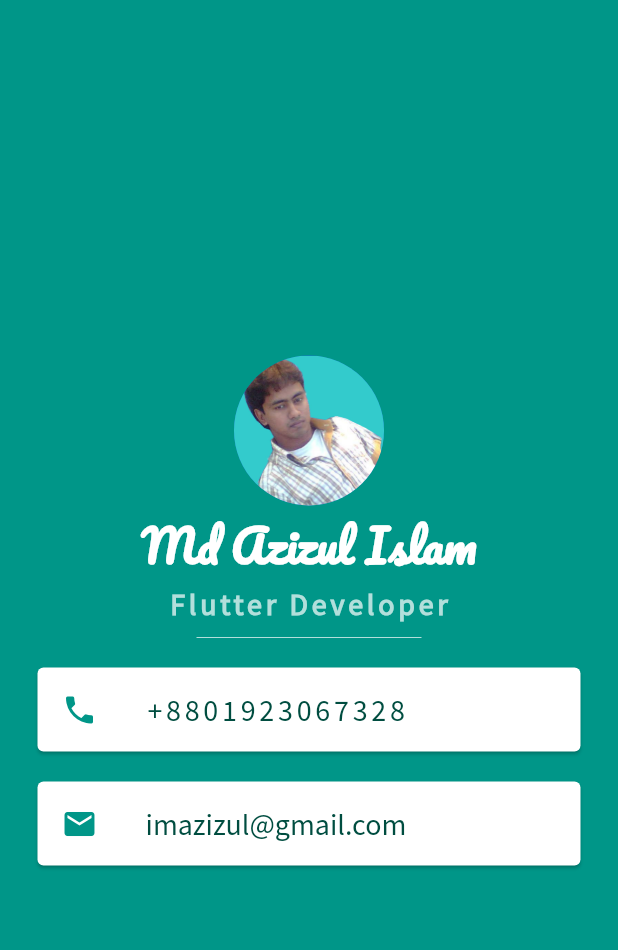
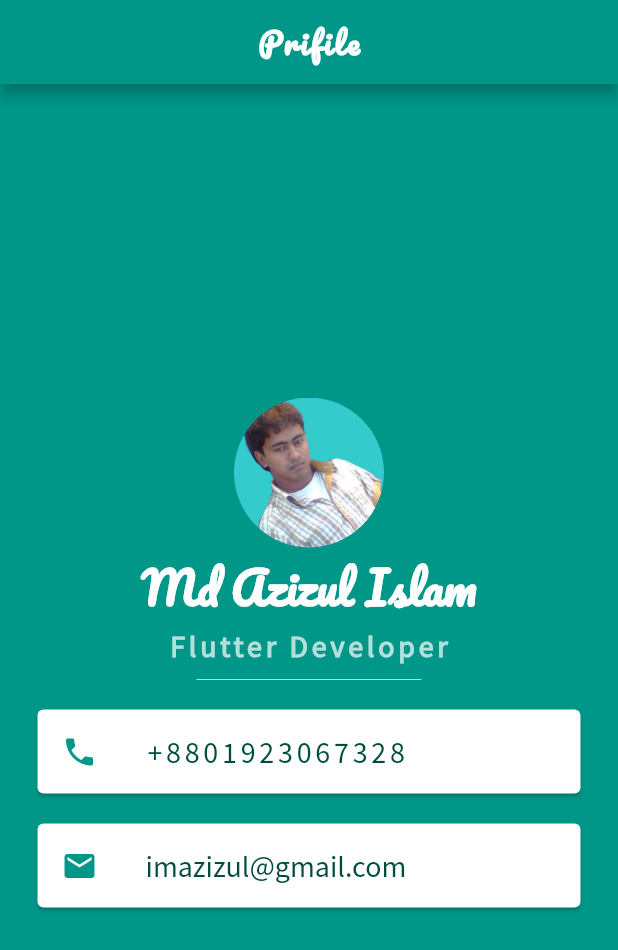
Before and after one commit to azizcse/flutter-my-profile, a Flutter app: the screen it shows after launch, on a phone screen of 412 x 824 dp. Shown: the top 950 px of the screen. Run offline on Flutter 3.47's test engine with Material 2 defaults, Android fonts, the phone set to English and light mode, and no system bars.

Commit message:
added design

```diff
--- a/lib/main.dart
+++ b/lib/main.dart
@@ -30,6 +30,18 @@ class ProfilePage extends State<MyApp> {
   Widget build(BuildContext context) {
     return MaterialApp(
       home: Scaffold(
+        appBar: AppBar(
+          backgroundColor: Colors.teal,
+          centerTitle: true,
+          title: Text(
+            "Prifile",
+            style: TextStyle(
+              fontFamily: 'Pacifico',
+              fontWeight: FontWeight.bold,
+              letterSpacing: 2.0,
+            ),
+          ),
+        ),
         backgroundColor: Colors.teal,
         body: SafeArea(
             child: Column(
@@ -67,7 +79,9 @@ class ProfilePage extends State<MyApp> {
               color: Colors.white,
               margin: EdgeInsets.symmetric(vertical: 10.0, horizontal: 25.0),
               child: ListTile(
-                onTap: (){ Navigator.pushNamed(context, "/home");},
+                onTap: () {
+                  Navigator.pushNamed(context, "/home");
+                },
                 leading: Icon(
                   Icons.phone,
                   color: Colors.teal,
```
Also changed, not shown: lib/pages/profile_page_design.dart (added, +64 -0 lines), lib/util/flutter_key_test.dart (+26 -15 lines).
